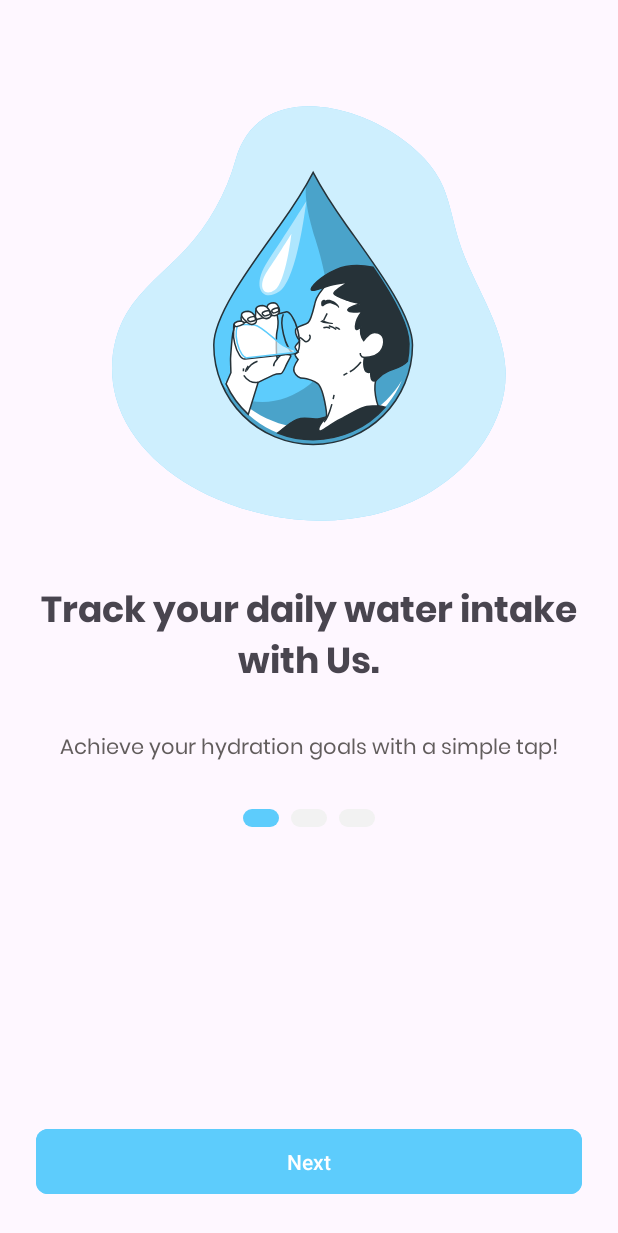
After one commit to MertMelihAytemur/ScootNow, an Android app: the OnBoardingFragment screen opened through its navigation route, on a phone screen of 412 x 824 dp. The commit adds this screen. Shown: the top 1233 px of the screen. Run offline under Robolectric (Android 15) with nearby library versions, the phone set to English and light mode, and no system bars; our stand-ins replace Dagger/Hilt's generated code.

Commit message:
create splash - onboarding flow

```diff
--- a/app/build.gradle.kts
+++ b/app/build.gradle.kts
@@ -32,12 +32,18 @@ android {
             )
         }
     }
+
     compileOptions {
         sourceCompatibility = JavaVersion.VERSION_1_8
         targetCompatibility = JavaVersion.VERSION_1_8
     }
+
     kotlinOptions {
         jvmTarget = "1.8"
+    }
+
+    buildFeatures {
+        viewBinding = true
     }
 }
 
--- a/app/src/main/java/tr/com/mermela/MainActivity.kt
+++ /dev/null
@@ -1,11 +0,0 @@
-package tr.com.mermela
-
-import androidx.appcompat.app.AppCompatActivity
-import android.os.Bundle
-
-class MainActivity : AppCompatActivity() {
-    override fun onCreate(savedInstanceState: Bundle?) {
-        super.onCreate(savedInstanceState)
-        setContentView(R.layout.activity_main)
-    }
-}
--- /dev/null
+++ b/app/src/main/java/tr/com/mermela/core/Factory.kt
@@ -0,0 +1,5 @@
+package tr.com.mermela.core
+
+interface Factory<T> {
+    fun create(): T
+}
--- /dev/null
+++ b/app/src/main/java/tr/com/mermela/core/MainActivity.kt
@@ -0,0 +1,41 @@
+package tr.com.mermela.core
+
+import androidx.appcompat.app.AppCompatActivity
+import android.os.Bundle
+import androidx.activity.OnBackPressedCallback
+import androidx.navigation.NavController
+import dagger.hilt.android.AndroidEntryPoint
+import tr.com.mermela.R
+import tr.com.mermela.common.extension.findNavController
+import tr.com.mermela.databinding.ActivityMainBinding
+
+@AndroidEntryPoint
+class MainActivity : AppCompatActivity() {
+    private lateinit var binding: ActivityMainBinding
+
+    private lateinit var navController: NavController
+    override fun onCreate(savedInstanceState: Bundle?) {
+        super.onCreate(savedInstanceState)
+        binding = ActivityMainBinding.inflate(layoutInflater)
+        setContentView(binding.root)
+        initActivity()
+    }
+
+    private fun initActivity(){
+        navController = findNavController()
+        initOnBackPressedDispatcher()
+    }
+
+    private fun initOnBackPressedDispatcher() {
+        val callback = object : OnBackPressedCallback(true) {
+            override fun handleOnBackPressed() {
+                if (navController.currentDestination?.id == R.id.splashFragment) { //will be replaced with home fragment
+                    //exitApplicationDialog.show()
+                } else {
+                    navController.navigateUp()
+                }
+            }
+        }
+        onBackPressedDispatcher.addCallback(this, callback)
+    }
+}
--- /dev/null
+++ b/app/src/main/java/tr/com/mermela/core/UiString.kt
@@ -0,0 +1,17 @@
+package tr.com.mermela.core
+
+import android.content.Context
+import androidx.annotation.StringRes
+import java.io.Serializable
+
+sealed class UiString: Serializable {
+
+    data class PlainResource(@StringRes val id: Int): UiString()
+
+    data class ArgumentsResource(@StringRes val id: Int, val args: Any): UiString()
+}
+
+fun UiString.getText(context: Context) = when(this){
+    is UiString.ArgumentsResource -> context.getString(id, args)
+    is UiString.PlainResource -> context.getText(id)
+}
--- /dev/null
+++ b/app/src/main/java/tr/com/mermela/feature/onboarding/domain/uimodel/OnBoardingPageUiModel.kt
@@ -0,0 +1,11 @@
+package tr.com.mermela.feature.onboarding.domain.uimodel
+
+import androidx.annotation.DrawableRes
+import tr.com.mermela.core.UiString
+import java.io.Serializable
+
+data class OnBoardingPageUiModel(
+    @DrawableRes val drawableRes: Int,
+    val title: UiString,
+    val description: UiString
+) : Serializable
--- /dev/null
+++ b/app/src/main/java/tr/com/mermela/feature/onboarding/presentation/OnBoardingFragment.kt
@@ -0,0 +1,118 @@
+package tr.com.mermela.feature.onboarding.presentation
+
+import android.os.Bundle
+import androidx.fragment.app.Fragment
+import android.view.LayoutInflater
+import android.view.View
+import android.view.ViewGroup
+import android.widget.RadioButton
+import androidx.activity.OnBackPressedCallback
+import androidx.core.view.children
+import androidx.core.view.isInvisible
+import androidx.fragment.app.viewModels
+import androidx.navigation.fragment.findNavController
+import androidx.viewpager2.widget.ViewPager2
+import dagger.hilt.android.AndroidEntryPoint
+import tr.com.mermela.R
+import tr.com.mermela.common.extension.getDrawableCompat
+import tr.com.mermela.common.extension.setMargin
+import tr.com.mermela.databinding.FragmentOnBoardingBinding
+import tr.com.mermela.feature.onboarding.presentation.adapter.OnBoardingAdapter
+import tr.com.mermela.feature.onboarding.presentation.factory.OnBoardingPageFragmentFactory
+
+
+@AndroidEntryPoint
+class OnBoardingFragment : Fragment() {
+
+    private lateinit var binding: FragmentOnBoardingBinding
+
+    private val viewModel: OnBoardingViewModel by viewModels()
+
+    override fun onCreateView(
+        inflater: LayoutInflater, container: ViewGroup?,
+        savedInstanceState: Bundle?
+    ): View {
+        return FragmentOnBoardingBinding.inflate(inflater, container, false).also {
+            binding = it
+        }.root
+    }
+
+    override fun onViewCreated(view: View, savedInstanceState: Bundle?) {
+        super.onViewCreated(view, savedInstanceState)
+        initListeners()
+        initAdapter()
+        initOnBackPressedHandler()
+        initIndicator()
+    }
+
+    private fun initIndicator(){
+        val size = OnBoardingPageFragmentFactory.size
+        repeat(size){ position ->
+            val radioButton = RadioButton(context)
+            radioButton.id = generateOrGetId(position)
+            radioButton.setMargin(resources.getDimensionPixelSize(R.dimen.fontSize_small))
+            radioButton.isClickable = false
+            radioButton.isFocusable = false
+            radioButton.buttonDrawable = requireContext().getDrawableCompat(R.drawable.selector_indicator)
+            binding.radioGroupIndicator.addView(radioButton)
+        }
+    }
+
+    private fun initOnBackPressedHandler() {
+        requireActivity().onBackPressedDispatcher.addCallback(object : OnBackPressedCallback(true){
+            override fun handleOnBackPressed() {
+                findNavController().navigateUp()
+            }
+        })
+    }
+
+    private fun onBackPressedBehaviour(){
+        if (binding.viewPagerInformations.currentItem != 0) {
+            binding.viewPagerInformations.currentItem -= 1
+        } else{
+            findNavController().navigateUp()
+        }
+    }
+
+    private fun initAdapter(){
+        binding.viewPagerInformations.apply {
+            adapter = OnBoardingAdapter(this@OnBoardingFragment)
+            registerOnPageChangeCallback(object : ViewPager2.OnPageChangeCallback() {
+                override fun onPageSelected(position: Int) {
+                    super.onPageSelected(position)
+                    binding.buttonNextOrGetStarted.text = if (position != LAST_INDEX){
+                        getString(R.string.onBoarding_next)
+                    } else
+                        getString(R.string.onBoarding_getStarted)
+
+                    binding.toolbar.isInvisible = position == PAGE_FIRST
+                    binding.radioGroupIndicator.children.forEachIndexed { index, view ->
+                        (view as RadioButton).isChecked = index == position
+                    }
+                }
+            })
+        }
+    }
+
+    private fun initListeners(){
+        binding.toolbar.setNavigationOnClickListener {
+            onBackPressedBehaviour()
+        }
+        binding.buttonNextOrGetStarted.setOnClickListener {
+            if (binding.viewPagerInformations.currentItem != OnBoardingPageFragmentFactory.size - 1)
+                binding.viewPagerInformations.currentItem = binding.viewPagerInformations.currentItem + 1
+            else {
+                //viewModel.setOnBoardingHasSeen()
+                //findNavigationHandler().navigateToFragment(HomeFragment.newInstance())
+            }
+        }
+    }
+
+    private fun generateOrGetId(index: Int): Int = 1000 + index
+
+
+    companion object {
+        private const val PAGE_FIRST = 0
+        private val LAST_INDEX = OnBoardingPageFragmentFactory.size - 1
+    }
+}
--- /dev/null
+++ b/app/src/main/java/tr/com/mermela/feature/onboarding/presentation/OnBoardingPageFragment.kt
@@ -0,0 +1,68 @@
+package tr.com.mermela.feature.onboarding.presentation
+
+import android.os.Bundle
+import androidx.fragment.app.Fragment
+import android.view.LayoutInflater
+import android.view.View
+import android.view.ViewGroup
+import dagger.hilt.android.AndroidEntryPoint
+import tr.com.mermela.common.extension.getDrawableCompat
+import tr.com.mermela.common.extension.getSerializable
+import tr.com.mermela.core.getText
+import tr.com.mermela.databinding.FragmentOnBoardingPageBinding
+import tr.com.mermela.feature.onboarding.domain.uimodel.OnBoardingPageUiModel
+
+
+@AndroidEntryPoint
+class OnBoardingPageFragment private constructor() : Fragment() {
+
+    private var uiModel: OnBoardingPageUiModel? = null
+
+    private lateinit var binding: FragmentOnBoardingPageBinding
+
+    override fun onCreate(savedInstanceState: Bundle?) {
+        super.onCreate(savedInstanceState)
+        uiModel = arguments?.getSerializable(key = ARGS_UI_MODEL)
+    }
+
+    override fun onCreateView(
+        inflater: LayoutInflater,
+        container: ViewGroup?,
+        savedInstanceState: Bundle?
+    ): View {
+        return FragmentOnBoardingPageBinding.inflate(inflater, container, false).also {
+            binding = it
+        }.root
+    }
+
+    override fun onViewCreated(view: View, savedInstanceState: Bundle?) {
+        super.onViewCreated(view, savedInstanceState)
+
+        applyUiModel()
+    }
+
+    private fun applyUiModel() {
+        uiModel?.apply {
+            binding.imageViewLogo.setImageDrawable(requireContext().getDrawableCompat(drawableRes))
+            binding.textViewTitle.text = title.getText(requireContext())
+            binding.textViewDescription.text = description.getText(requireContext())
+        }
+    }
+
+    companion object{
+
+        private const val ARGS_UI_MODEL = "ARGS_UI_MODEL"
+
+        fun newInstance(
+            uiModel: OnBoardingPageUiModel
+        ): OnBoardingPageFragment {
+            val args = Bundle()
+            args.apply {
+                putSerializable(ARGS_UI_MODEL, uiModel)
+            }
+            val fragment = OnBoardingPageFragment()
+            fragment.arguments = args
+            return fragment
+        }
+    }
+}
--- /dev/null
+++ b/app/src/main/java/tr/com/mermela/feature/onboarding/presentation/OnBoardingViewModel.kt
@@ -0,0 +1,13 @@
+package tr.com.mermela.feature.onboarding.presentation
+
+import androidx.lifecycle.ViewModel
+import dagger.hilt.android.lifecycle.HiltViewModel
+import javax.inject.Inject
+
+@HiltViewModel
+class OnBoardingViewModel @Inject constructor() : ViewModel() {
+
+    fun setHasOnBoardingDone(){
+
+    }
+}
--- /dev/null
+++ b/app/src/main/java/tr/com/mermela/feature/onboarding/presentation/adapter/OnBoardingAdapter.kt
@@ -0,0 +1,14 @@
+package tr.com.mermela.feature.onboarding.presentation.adapter
+
+import androidx.fragment.app.Fragment
+import androidx.viewpager2.adapter.FragmentStateAdapter
+import tr.com.mermela.feature.onboarding.presentation.factory.OnBoardingPageFragmentFactory
+
+class OnBoardingAdapter(fragment: Fragment) : FragmentStateAdapter(fragment) {
+
+    override fun getItemCount(): Int = OnBoardingPageFragmentFactory.size
+
+    override fun createFragment(position: Int): Fragment {
+        return OnBoardingPageFragmentFactory.create(position)
+    }
+}
--- /dev/null
+++ b/app/src/main/java/tr/com/mermela/feature/onboarding/presentation/factory/OnBoardingPageFragmentFactory.kt
@@ -0,0 +1,43 @@
+package tr.com.mermela.feature.onboarding.presentation.factory
+
+import tr.com.mermela.R
+import tr.com.mermela.core.Factory
+import tr.com.mermela.core.UiString
+import tr.com.mermela.feature.onboarding.presentation.OnBoardingPageFragment
+import tr.com.mermela.feature.onboarding.domain.uimodel.OnBoardingPageUiModel
+
+class OnBoardingPageFragmentFactory private constructor(
+    private val page: Int
+): Factory<OnBoardingPageFragment> {
+
+    override fun create(): OnBoardingPageFragment =
+        OnBoardingPageFragment.newInstance(uiModels[page])
+
+    companion object{
+
+        private val uiModels = arrayOf(
+            OnBoardingPageUiModel(
+                drawableRes = R.drawable.ic_woman_drinks_water,
+                title = UiString.PlainResource(R.string.onBoardingPage_first_title),
+                description = UiString.PlainResource(R.string.onBoardingPage_first_description)
+            ),
+            OnBoardingPageUiModel(
+                drawableRes = R.drawable.ic_man_drinks_water,
+                title = UiString.PlainResource(R.string.onBoardingPage_second_title),
+                description = UiString.PlainResource(R.string.onBoardingPage_second_description)
+            ),
+            OnBoardingPageUiModel(
+                drawableRes = R.drawable.ic_water_bottle,
+                title = UiString.PlainResource(R.string.onBoardingPage_third_title),
+                description = UiString.PlainResource(R.string.onBoardingPage_third_description)
+            ),
+        )
+
+        val size = uiModels.size
+
+        fun create(page: Int): OnBoardingPageFragment {
+            val factory = OnBoardingPageFragmentFactory(page)
+            return factory.create()
+        }
+    }
+}
--- /dev/null
+++ b/app/src/main/java/tr/com/mermela/feature/splash/presentation/SplashFragment.kt
@@ -0,0 +1,34 @@
+package tr.com.mermela.feature.splash.presentation
+
+import android.os.Bundle
+import androidx.fragment.app.Fragment
+import android.view.View
+import androidx.lifecycle.lifecycleScope
+import androidx.navigation.fragment.findNavController
+import dagger.hilt.android.AndroidEntryPoint
+import kotlinx.coroutines.delay
+import kotlinx.coroutines.launch
+import tr.com.mermela.R
+
+@AndroidEntryPoint
+class SplashFragment : Fragment() {
+    override fun onViewCreated(view: View, savedInstanceState: Bundle?) {
+        super.onViewCreated(view, savedInstanceState)
+
+        initSplash()
+    }
+    private fun initSplash() {
+        lifecycleScope.launch {
+            delay(DELAY_SPLASH)
+            findNavController().navigate(R.id.action_splashFragment_to_onBoardingFragment)
+        }
+    }
+
+    companion object {
+
+        private const val DELAY_SPLASH = 2000L
+
+        fun newInstance() = SplashFragment()
+
+    }
+}
--- a/app/src/main/res/layout/activity_main.xml
+++ b/app/src/main/res/layout/activity_main.xml
@@ -4,15 +4,15 @@
     xmlns:tools="http://schemas.android.com/tools"
     android:layout_width="match_parent"
     android:layout_height="match_parent"
-    tools:context=".MainActivity">
+    tools:context=".core.MainActivity">
 
-    <TextView
-        android:layout_width="wrap_content"
-        android:layout_height="wrap_content"
-        android:text="Hello World!"
-        app:layout_constraintBottom_toBottomOf="parent"
-        app:layout_constraintEnd_toEndOf="parent"
-        app:layout_constraintStart_toStartOf="parent"
-        app:layout_constraintTop_toTopOf="parent" />
+    <androidx.fragment.app.FragmentContainerView
+        android:id="@+id/nav_host_fragment_container"
+        android:name="androidx.navigation.fragment.NavHostFragment"
+        android:layout_width="match_parent"
+        android:layout_height="match_parent"
+        app:defaultNavHost="true"
+        app:layout_constraintTop_toTopOf="parent"
+        app:navGraph="@navigation/nav_graph" />
 
 </androidx.constraintlayout.widget.ConstraintLayout>
--- /dev/null
+++ b/app/src/main/res/layout/fragment_on_boarding.xml
@@ -0,0 +1,74 @@
+<?xml version="1.0" encoding="utf-8"?>
+<androidx.constraintlayout.widget.ConstraintLayout xmlns:android="http://schemas.android.com/apk/res/android"
+    xmlns:app="http://schemas.android.com/apk/res-auto"
+    xmlns:tools="http://schemas.android.com/tools"
+    android:layout_width="match_parent"
+    android:layout_height="match_parent"
+    tools:context="feature.onboarding.presentation.OnBoardingFragment">
+
+    <androidx.appcompat.widget.Toolbar
+        android:id="@+id/toolbar"
+        android:layout_width="match_parent"
+        android:layout_height="wrap_content"
+        app:layout_constraintTop_toTopOf="parent"
+        app:navigationIcon="@drawable/ic_arrow_left" />
+
+    <androidx.viewpager2.widget.ViewPager2
+        android:id="@+id/viewPagerInformations"
+        android:layout_width="match_parent"
+        android:layout_height="wrap_content"
+        app:layout_constraintTop_toBottomOf="@id/toolbar" />
+
+    <RadioGroup
+        android:id="@+id/radioGroupIndicator"
+        android:layout_width="wrap_content"
+        android:layout_height="wrap_content"
+        android:layout_marginTop="@dimen/spacing_huge"
+        android:orientation="horizontal"
+        app:layout_constraintBottom_toTopOf="@id/buttonNextOrGetStarted"
+        app:layout_constraintEnd_toEndOf="parent"
+        app:layout_constraintStart_toStartOf="parent"
+        app:layout_constraintTop_toBottomOf="@id/viewPagerInformations"
+        app:layout_constraintVertical_bias="0.0">
+
+        <RadioButton
+            android:layout_width="24dp"
+            android:layout_height="12dp"
+            android:layout_margin="@dimen/spacing_tiny"
+            android:background="@drawable/selector_indicator"
+            android:button="@null"
+            android:checked="false" />
+
+        <RadioButton
+            android:layout_width="24dp"
+            android:layout_height="12dp"
+            android:layout_margin="@dimen/spacing_tiny"
+            android:background="@drawable/selector_indicator"
+            android:button="@null"
+            android:checked="false" />
+
+        <RadioButton
+            android:layout_width="24dp"
+            android:layout_height="12dp"
+            android:layout_margin="@dimen/spacing_tiny"
+            android:background="@drawable/selector_indicator"
+            android:button="@null"
+            android:checked="false" />
+    </RadioGroup>
+
+
+    <com.google.android.material.button.MaterialButton
+        android:id="@+id/buttonNextOrGetStarted"
+        android:layout_width="match_parent"
+        android:layout_height="wrap_content"
+        android:layout_marginHorizontal="@dimen/spacing_huge"
+        android:layout_marginBottom="@dimen/spacing_huge"
+        android:backgroundTint="@color/color_primary"
+        android:paddingVertical="@dimen/spacing_medium"
+        app:cornerRadius="@dimen/radius_normal"
+        app:layout_constraintBottom_toBottomOf="parent"
+        app:layout_constraintVertical_bias="1.0"
+        tools:text="@string/onBoarding_next" />
+
+
+</androidx.constraintlayout.widget.ConstraintLayout>
--- /dev/null
+++ b/app/src/main/res/layout/fragment_on_boarding_page.xml
@@ -0,0 +1,41 @@
+<?xml version="1.0" encoding="utf-8"?>
+<androidx.constraintlayout.widget.ConstraintLayout xmlns:android="http://schemas.android.com/apk/res/android"
+    xmlns:app="http://schemas.android.com/apk/res-auto"
+    xmlns:tools="http://schemas.android.com/tools"
+    android:layout_width="match_parent"
+    android:layout_height="match_parent">
+
+    <androidx.appcompat.widget.AppCompatImageView
+        android:id="@+id/imageViewLogo"
+        android:layout_width="match_parent"
+        android:layout_height="wrap_content"
+        app:layout_constraintTop_toTopOf="parent"
+        tools:src="@drawable/ic_woman_drinks_water" />
+
+    <androidx.appcompat.widget.AppCompatTextView
+        android:id="@+id/textViewTitle"
+        android:layout_width="match_parent"
+        android:layout_height="wrap_content"
+        android:layout_marginTop="@dimen/spacing_huge"
+        android:fontFamily="@font/poppins_bold"
+        android:gravity="center_horizontal"
+        android:layout_marginHorizontal="@dimen/spacing_huge"
+        android:textSize="@dimen/fontSize_huge"
+        app:layout_constraintTop_toBottomOf="@id/imageViewLogo"
+        tools:text="@string/onBoardingPage_first_title" />
+
+    <androidx.appcompat.widget.AppCompatTextView
+        android:id="@+id/textViewDescription"
+        android:layout_width="match_parent"
+        android:layout_height="wrap_content"
+        android:layout_marginHorizontal="@dimen/spacing_huge"
+        android:layout_marginTop="@dimen/spacing_huge"
+        android:fontFamily="@font/poppins_regular"
+        android:gravity="center_horizontal"
+        android:textColor="@color/color_textColor_300"
+        android:textSize="@dimen/fontSize_medium"
+        app:layout_constraintTop_toBottomOf="@id/textViewTitle"
+        tools:text="@string/onBoardingPage_first_description" />
+
+
+</androidx.constraintlayout.widget.ConstraintLayout>
--- /dev/null
+++ b/app/src/main/res/layout/fragment_splash.xml
@@ -0,0 +1,14 @@
+<?xml version="1.0" encoding="utf-8"?>
+<FrameLayout xmlns:android="http://schemas.android.com/apk/res/android"
+    xmlns:tools="http://schemas.android.com/tools"
+    android:layout_width="match_parent"
+    android:layout_height="match_parent"
+    tools:context=".feature.splash.presentation.SplashFragment">
+
+    <!-- TODO: Update blank fragment layout -->
+    <TextView
+        android:layout_width="match_parent"
+        android:layout_height="match_parent"
+        android:text="@string/hello_blank_fragment" />
+
+</FrameLayout>
```
